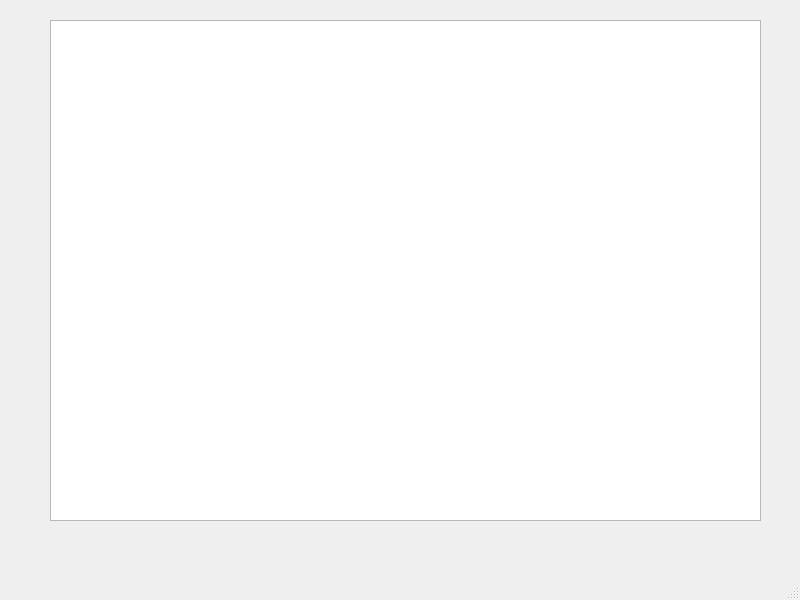
Above: main.ui from NikoRozhnik/Coffee before the change. Below: the same form after it.
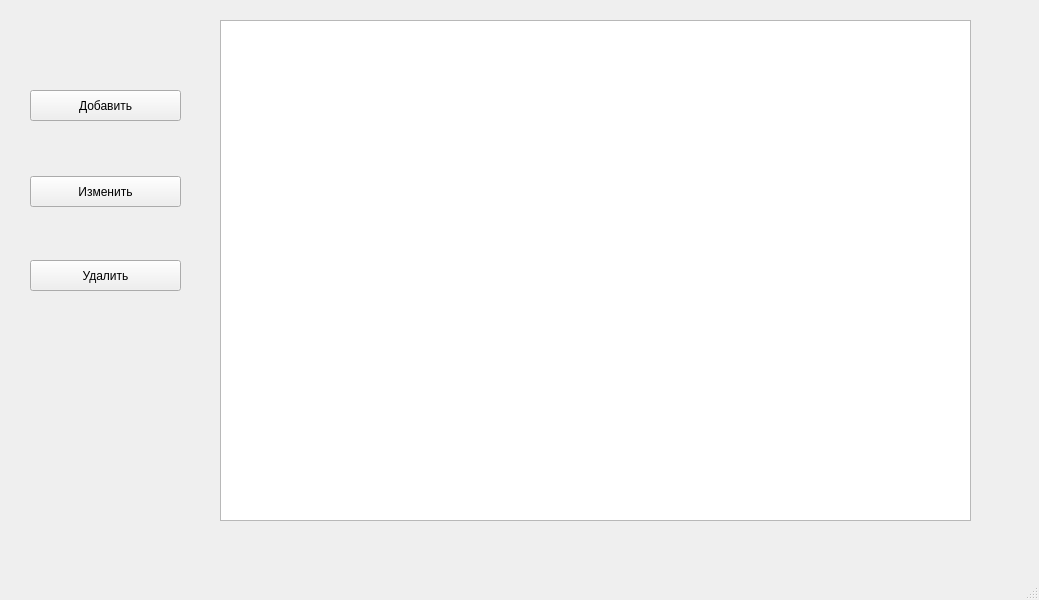
That is the form after the change.

```diff
--- a/main.ui
+++ b/main.ui
@@ -6,7 +6,7 @@
    <rect>
     <x>0</x>
     <y>0</y>
-    <width>800</width>
+    <width>1039</width>
     <height>600</height>
    </rect>
   </property>
@@ -17,13 +17,52 @@
    <widget class="QTableWidget" name="tbl">
     <property name="geometry">
      <rect>
-      <x>50</x>
+      <x>220</x>
       <y>20</y>
-      <width>711</width>
+      <width>751</width>
       <height>501</height>
      </rect>
     </property>
    </widget>
+   <widget class="QPushButton" name="b_add">
+    <property name="geometry">
+     <rect>
+      <x>30</x>
+      <y>90</y>
+      <width>151</width>
+      <height>31</height>
+     </rect>
+    </property>
+    <property name="text">
+     <string>Добавить</string>
+    </property>
+   </widget>
+   <widget class="QPushButton" name="b_edit">
+    <property name="geometry">
+     <rect>
+      <x>30</x>
+      <y>176</y>
+      <width>151</width>
+      <height>31</height>
+     </rect>
+    </property>
+    <property name="text">
+     <string>Изменить</string>
+    </property>
+   </widget>
+   <widget class="QPushButton" name="b_delete">
+    <property name="geometry">
+     <rect>
+      <x>30</x>
+      <y>260</y>
+      <width>151</width>
+      <height>31</height>
+     </rect>
+    </property>
+    <property name="text">
+     <string>Удалить</string>
+    </property>
+   </widget>
   </widget>
   <widget class="QMenuBar" name="menubar">
    <property name="geometry">
```
Left out of the diff: 4 changed lines with no effect on the pictures.
